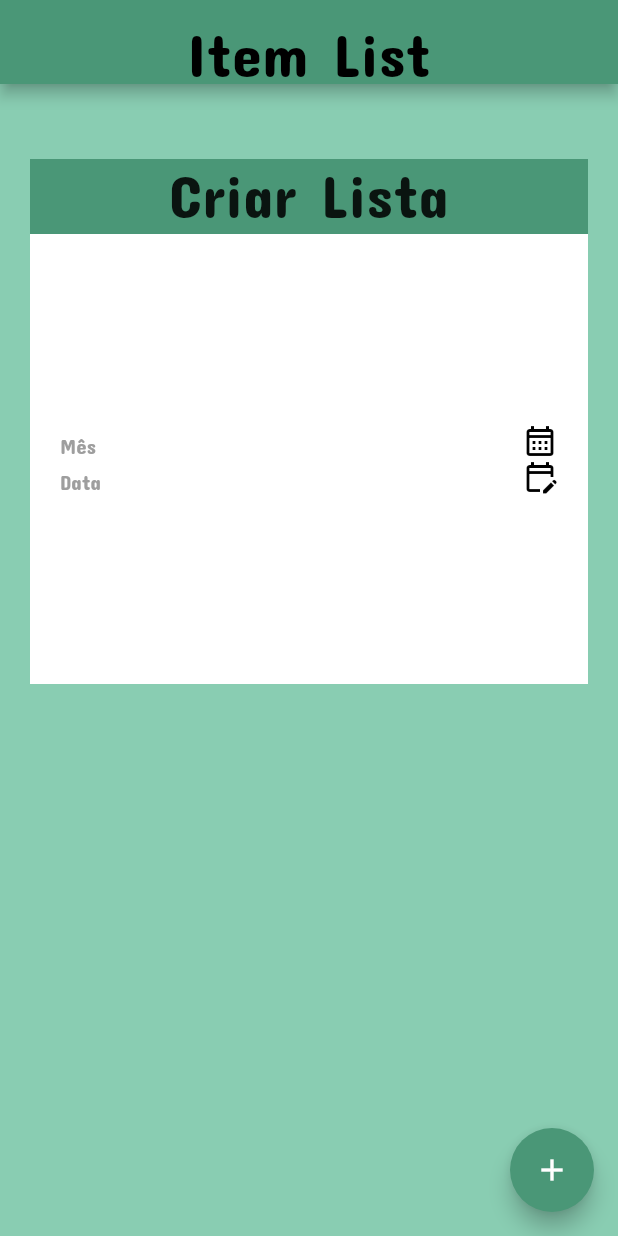
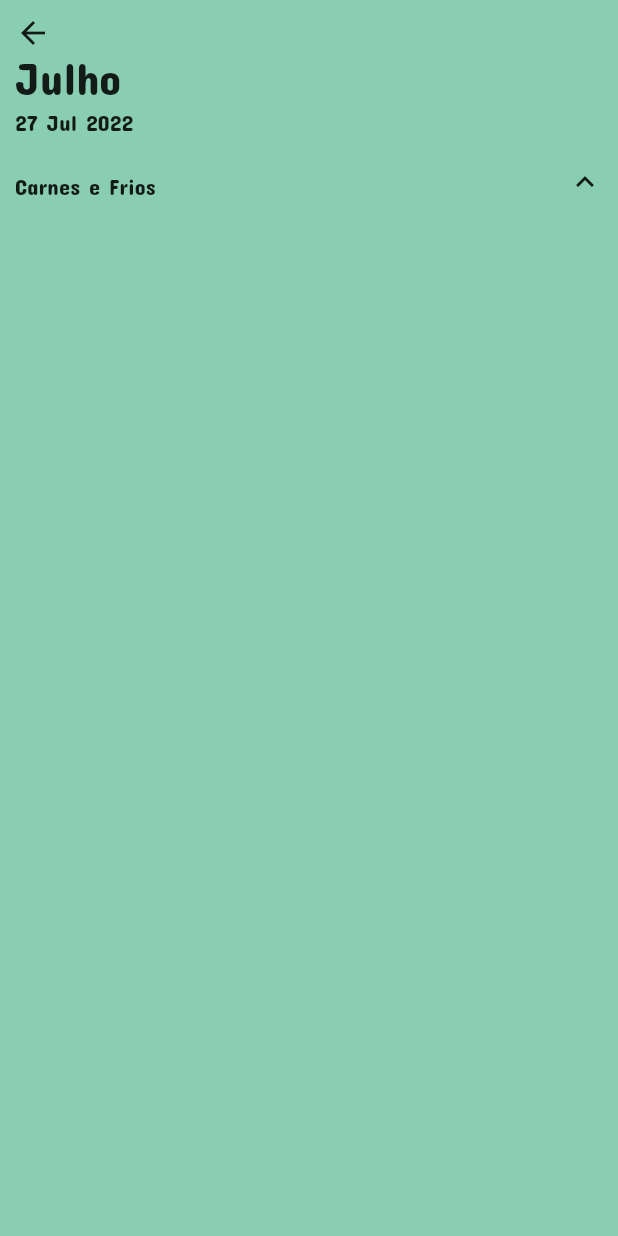
Before and after one commit to Ronnildo/shopList, a Flutter app: the screen it shows after launch, on a phone screen of 412 x 824 dp. Run offline on Flutter 3.47's test engine with Material 2 defaults, Android fonts, the phone set to English and light mode, and no system bars; our stand-ins replace drop_shadow, font_awesome_flutter.

Commit message:
modelando tela de listas

```diff
--- a/lib/app/interface/screens/list_screen.dart
+++ b/lib/app/interface/screens/list_screen.dart
@@ -14,83 +14,83 @@ class _ListScreenState extends State<ListScreen> {
   @override
   Widget build(BuildContext context) {
     return Scaffold(
-      appBar: AppBar(
-        centerTitle: true,
-        backgroundColor: const Color(0xFF4A9777),
-        title: const Text(
-          'Item List',
-          style: TextStyle(
-            color: Colors.black,
-            fontSize: 40,
-          ),
-        ),
-      ),
       backgroundColor: const Color(0xFF89CDB2),
-      body: Padding(
-        padding: const EdgeInsets.symmetric(vertical: 20.0),
+      body: SafeArea(
+        child: Padding(
+          padding: const EdgeInsets.symmetric(vertical: 10.0, horizontal: 10.0),
           child: Column(
             crossAxisAlignment: CrossAxisAlignment.stretch,
             children: <Widget>[
-            const SizedBox(
-              height: 30.0,
+              Row(
+                children: const <Widget>[
+                  Icon(Icons.arrow_back),
+                ],
               ),
-            Container(
-              alignment: Alignment.topCenter,
-              margin: const EdgeInsets.symmetric(
-                horizontal: 20.0,
-              ),
-              height: 50.0,
-              color: const Color(0xFF4A9777),
-              child: const Text(
-                'Criar Lista',
+              const Text(
+                'Julho',
                 style: TextStyle(
-                  fontSize: 40.0,
+                  fontSize: 30.0,
                 ),
               ),
+              const SizedBox(
+                height: 15.0,
               ),
-            Container(
-              margin: const EdgeInsets.symmetric(horizontal: 20.0),
-              height: 300.0,
-              color: Colors.white,
-              child: Padding(
-                padding: const EdgeInsets.symmetric(horizontal: 20.0),
-                child: Column(
-                  mainAxisAlignment: MainAxisAlignment.center,
-                  children: <Widget> [
+              const Text(
+                '27 Jul 2022',
+                style: TextStyle(
+                  fontSize: 15.0,
+                ),
+              ),
+              const SizedBox(
+                height: 25.0,
+              ),
               Row(
                 mainAxisAlignment: MainAxisAlignment.spaceBetween,
                 children: const <Widget>[
                   Text(
-                          'Mês',
-                          style: TextStyle(
-                              color: Colors.grey,
+                    'Carnes e Frios',
+                    style: TextStyle(fontSize: 15.0),
                   ),
-                        ),
-                        Icon(Icons.calendar_month_outlined, color: Colors.black,),
+                  Icon(Icons.expand_less),
                 ],
               ),
-                    Row(
-                      mainAxisAlignment: MainAxisAlignment.spaceBetween,
-                      children: const <Widget> [
-                        Text(
-                          'Data',
-                          style: TextStyle(color: Colors.grey),
-                        ),
-                        Icon(Icons.edit_calendar_outlined, color: Colors.black,),
-                      ],
+              Container(
+
               ),
             ],
           ),
         ),
       ),
-          ],
-        ),
-      ),
-      floatingActionButton: FloatingActionButton(
-        onPressed: () {},
-        backgroundColor: const Color(0xFF4A9777),
-        child: const Icon(Icons.add),
-      ),
     );
   }
 }
+
+// class ChecarCaixa extends StatefulWidget {
+//   const ChecarCaixa({Key? key, required this.text}) : super(key: key);
+//
+//   final Text text;
+//   final bool checado = false;
+//
+//   @override
+//   State<ChecarCaixa> createState() => _ChecarCaixaState();
+// }
+//
+// class _ChecarCaixaState extends State<ChecarCaixa> {
+//   @override
+//   Widget build(BuildContext context) {
+//     return Container(
+//       child: CheckboxListTile(
+//         title: const Text(
+//           'text',
+//           style: TextStyle(fontSize: 15.0),
+//         ),
+//         controlAffinity: ListTileControlAffinity.leading,
+//         onChanged: (bool? value) {
+//           setState(() {
+//             checado = value!;
+//           });
+//         }, value: null,
+//       ),
+//     );
+//   }
+// }
```
Lines whose indentation alone changed are shown as unchanged.
